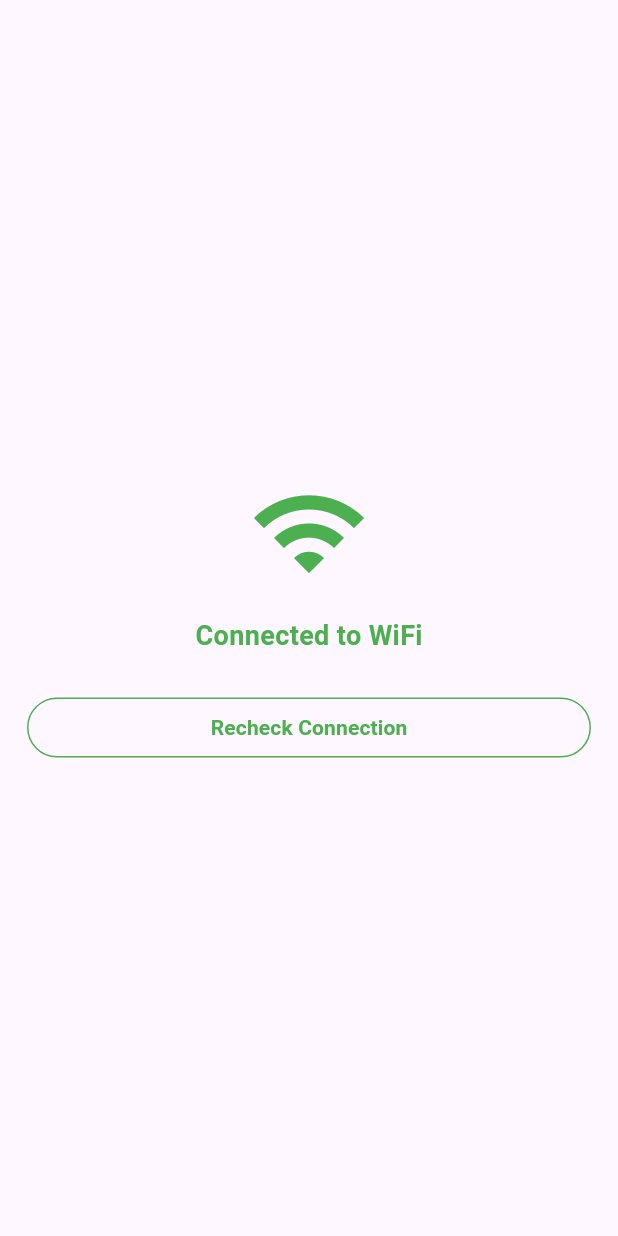
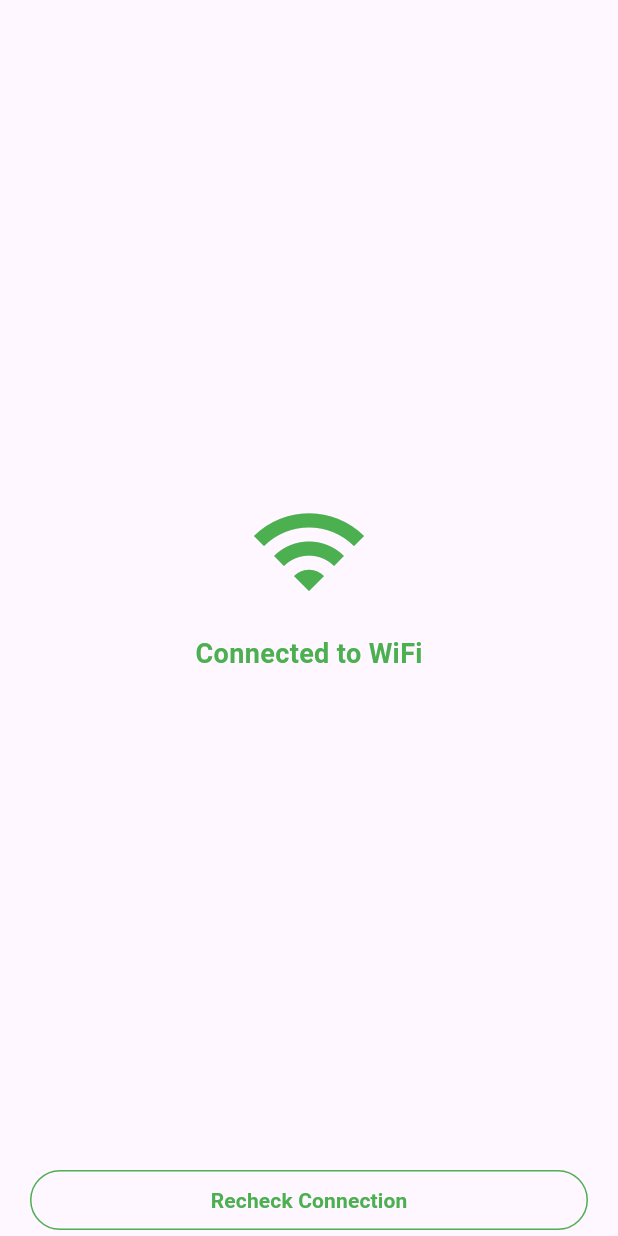
Before and after one commit to L3v1n/network_checker, a Flutter app: the screen it shows after launch, after a tap on "Check My Network", on a phone screen of 412 x 824 dp. Run offline on Flutter 3.47's test engine with Material 3 defaults, Android fonts, the phone set to English and light mode, and no system bars; our stand-ins replace connectivity_plus, flutter_bloc.

Commit message:
UI changes

```diff
--- a/lib/check_net/check_net_view.dart
+++ b/lib/check_net/check_net_view.dart
@@ -18,18 +18,21 @@ class _CheckNetViewState extends State<CheckNetView> {
       body: SafeArea(
         child: BlocBuilder<NetworkCheckBloc, NetworkCheckState>(
           builder: (context, state) {
-            return Stack(
+            return Column(
               children: [
-                Center(
+                Expanded(
                   child: Column(
                     mainAxisAlignment: MainAxisAlignment.center,
                     children: [
-                      _buildNetworkStatusWidget(state),
-                      const SizedBox(height: 24),
-                      // Show appropriate button based on state
-                      _buildActionButton(state, context),
+                      Center(
+                        child: _buildNetworkStatusWidget(state)
+                      ),
                     ],
                   ),
+                ),
+                Padding(
+                  padding: const EdgeInsets.symmetric(horizontal: 20),
+                  child: _buildActionButton(state, context),
                 ),
               ],
             );
@@ -42,30 +45,18 @@ class _CheckNetViewState extends State<CheckNetView> {
 
 Widget _buildActionButton(NetworkCheckState state, BuildContext context) {
   if (state == NetworkCheckState.initial) {
-    return Padding(
-      padding: const EdgeInsets.symmetric(horizontal: 18),
-      child: CancelButton(),
-    );
+    return CancelButton();
   }
   else if (state == NetworkCheckState.noConnection) {
-    return Padding(
-      padding: const EdgeInsets.symmetric(horizontal: 18),
-      child: RetryButton(),
-    );
+    return RetryButton();
   }
   else if (state == NetworkCheckState.connectedWifi ||
             state == NetworkCheckState.connectedMobile ||
             state == NetworkCheckState.internetAccessAvailable) {
-    return Padding(
-      padding: const EdgeInsets.symmetric(horizontal: 18),
-      child: RecheckButton(),
-    );
+    return RecheckButton();
   }
   else {
-    return Padding(
-      padding: const EdgeInsets.symmetric(horizontal: 18),
-      child: RetryButton(),
-    );
+    return RetryButton();
   }
 }
 
@@ -119,7 +110,7 @@ Widget _buildNetworkStatusWidget(NetworkCheckState state) {
         message,
         style: TextStyle(
           fontSize: 18,
-          fontWeight: FontWeight.w700,
+          fontWeight: FontWeight.bold,
           color: color,
         ),
       ),
@@ -139,7 +130,9 @@ class ProgressIndicator extends StatelessWidget {
         const SizedBox(height: 16),
         Text(
           check,
-          style: TextStyle(fontSize: 16),
+          style: TextStyle(fontSize: 16,
+          fontWeight: FontWeight.bold,
+          ),
         ),
       ],
     );
@@ -158,8 +151,8 @@ class RetryButton extends StatelessWidget {
           context.read<NetworkCheckBloc>().add(CheckNetworkEvent());
         },
         style: OutlinedButton.styleFrom(
-          side: BorderSide(color: Colors.black),
-          foregroundColor: Colors.black,
+          side: BorderSide(color: Colors.grey),
+          foregroundColor: Colors.grey,
         ),
         child: Text(
           retry,
--- a/lib/home/home_view.dart
+++ b/lib/home/home_view.dart
@@ -38,6 +38,7 @@ class CheckNetButton extends StatelessWidget {
 
   @override
   Widget build(BuildContext context) {
+    final data = 'Check My Network';
     return ElevatedButton(
       onPressed: () {
         Navigator.push(
@@ -45,9 +46,12 @@ class CheckNetButton extends StatelessWidget {
           MaterialPageRoute(builder: (context) => const CheckNetPage()),
         );
       },
-      child: const Text(
-        'Check My Network',
-        style: TextStyle(color: Colors.black),
+      child: Text(
+        data,
+        style: TextStyle(
+          color: Colors.black,
+          fontWeight: FontWeight.bold,
+        ),
       ),
     );
   }
```
